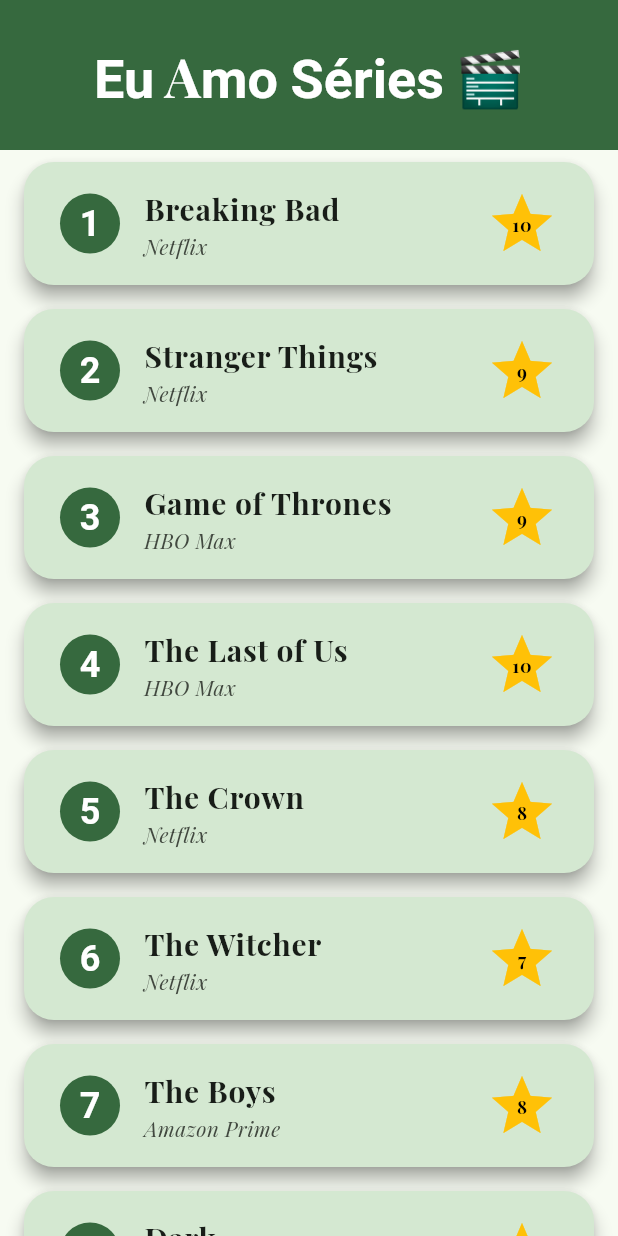
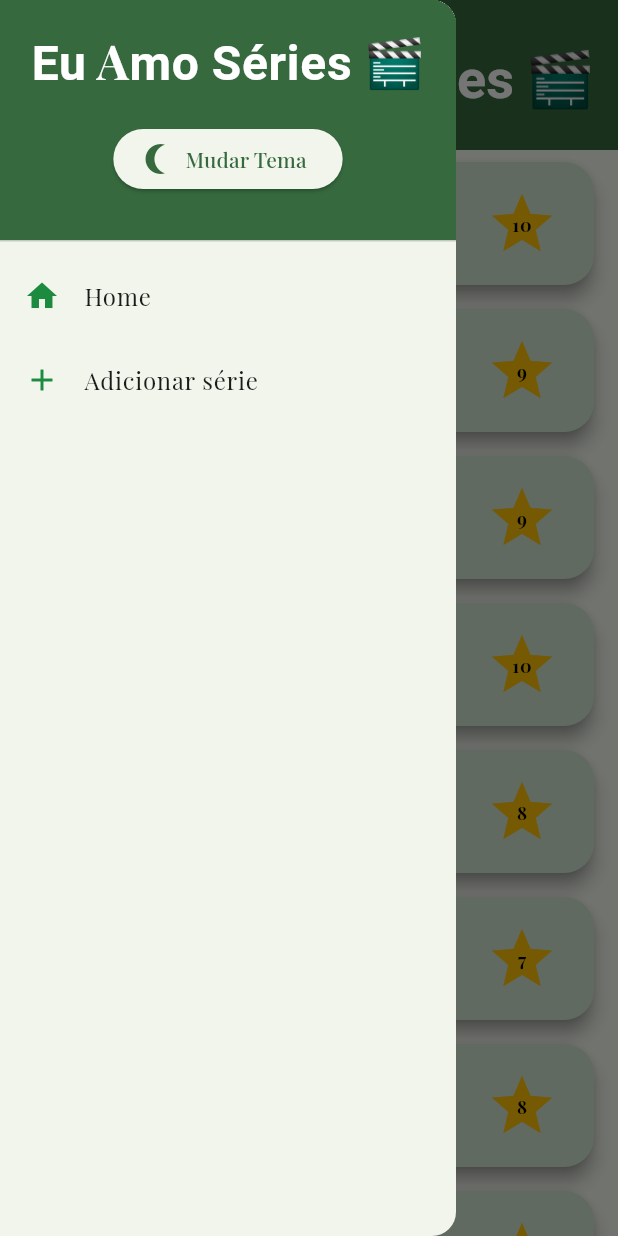
Before and after one commit to MarceloHaa/flutter_app2_series, a Flutter app: the screen it shows after launch, with the side drawer open (before the commit the screen has no drawer), on a phone screen of 412 x 824 dp. Run offline on Flutter 3.47's test engine with Material 3 defaults, Android fonts, the phone set to English and light mode, and no system bars; our stand-ins replace google_fonts.

Commit message:
Class 5 Updates

```diff
--- /dev/null
+++ b/lib/custom_drawer.dart
@@ -0,0 +1,68 @@
+import 'package:flutter/material.dart';
+import 'package:google_fonts/google_fonts.dart';
+
+class CustomDrawer extends StatelessWidget {
+  const CustomDrawer({
+    super.key,
+    required this.switchTheme,
+    required this.isDark,
+    required this.switchScreen,
+  });
+
+  final bool isDark;
+  final Function() switchTheme;
+  final Function(int) switchScreen;
+
+  @override
+  Widget build(BuildContext context) {
+    return Drawer(
+      child: Column(
+        children: [
+          DrawerHeader(
+            decoration: BoxDecoration(
+              color: Theme.of(context).colorScheme.primary,
+            ),
+            child: Center(
+              child: Column(
+                children: [
+                  Text(
+                    'Eu Amo Séries 🎬',
+                    style: GoogleFonts.shadowsIntoLight(
+                      color: Theme.of(context).colorScheme.onPrimary,
+                      fontSize: 32,
+                      fontWeight: FontWeight.bold,
+                    ),
+                  ),
+                  SizedBox(height: 16),
+                  ElevatedButton.icon(
+                    onPressed: switchTheme,
+                    icon: isDark
+                        ? Icon(Icons.wb_sunny_rounded, size: 24)
+                        : Icon(Icons.nightlight_round_sharp, size: 24),
+                    label: Text('Mudar Tema'),
+                  ),
+                ],
+              ),
+            ),
+          ),
+          ListTile(
+            leading: Icon(Icons.home, color: Color.fromARGB(255, 28, 138, 63)),
+            title: Text('Home'),
+            onTap: () {
+              switchScreen(0);
+              Navigator.of(context).pop();
+            },
+          ),
+          ListTile(
+            leading: Icon(Icons.add, color: Color.fromARGB(255, 28, 138, 63)),
+            title: Text('Adicionar série'),
+            onTap: () {
+              switchScreen(1);
+              Navigator.of(context).pop();
+            },
+          ),
+        ],
+      ),
+    );
+  }
+}
--- a/lib/main.dart
+++ b/lib/main.dart
@@ -1,14 +1,50 @@
 import 'package:flutter/material.dart';
-import 'package:flutter_app2_series/tv_show_card.dart';
+import 'package:flutter_app2_series/add_tv_show_screen.dart';
+import 'package:flutter_app2_series/custom_drawer.dart';
 import 'package:flutter_app2_series/tv_show_data.dart';
+import 'package:flutter_app2_series/tv_show_model.dart';
+import 'package:flutter_app2_series/tv_show_screen.dart';
 import 'package:google_fonts/google_fonts.dart';
 
 void main() {
   runApp(const MainApp());
 }
 
-class MainApp extends StatelessWidget {
+class MainApp extends StatefulWidget {
   const MainApp({super.key});
+
+  @override
+  State<MainApp> createState() => _MainAppState();
+}
+
+class _MainAppState extends State<MainApp> {
+  final List<TvShow> tvShows = favTvShowList;
+
+  int currentScreenIndex = 0;
+
+  void addTvShow(TvShow newTvShow) {
+    setState(() {
+      tvShows.add(newTvShow);
+    });
+  }
+
+  List<Widget> get screens => [
+    TvShowScreen(tvShows: tvShows),
+    AddTvShowScreen(onAddTvShow: addTvShow),
+  ];
+
+  void switchScreen(int index) {
+    setState(() {
+      currentScreenIndex = index;
+    });
+  }
+
+  bool isDark = false;
+  void switchTheme() {
+    setState(() {
+      isDark = !isDark;
+    });
+  }
 
   @override
   Widget build(BuildContext context) {
@@ -36,6 +72,7 @@ class MainApp extends StatelessWidget {
           fontWeight: FontWeight.bold,
           color: colorScheme.onPrimary,
         ),
+        iconTheme: IconThemeData(color: colorScheme.onPrimary, size: 36),
       ),
       cardTheme: CardThemeData(
         color: colorScheme.secondaryContainer,
@@ -58,6 +95,7 @@ class MainApp extends StatelessWidget {
           fontWeight: FontWeight.bold,
           color: colorSchemeDark.primary,
         ),
+        iconTheme: IconThemeData(color: colorScheme.onPrimary, size: 36),
       ),
       cardTheme: CardThemeData(
         color: colorSchemeDark.secondaryContainer,
@@ -72,21 +110,20 @@ class MainApp extends StatelessWidget {
       debugShowCheckedModeBanner: false,
       theme: customTheme,
       darkTheme: customThemeDark,
-      themeMode: ThemeMode.system,
+      themeMode: isDark ? ThemeMode.dark : ThemeMode.light,
       home: Scaffold(
-        appBar: AppBar(title: const Text('Eu Amo Séries 🎬')),
-        // body: ListView(
-        //   children: [
-        //     ...favTvShowList.map(
-        //       (tvShow) => TvShowCard(tvShow: tvShow)
-        //     ),
-        //   ],
-        // ),
-        body: ListView.builder(
-          itemCount: favTvShowList.length,
-          itemBuilder: (context, index) =>
-              TvShowCard(tvShow: favTvShowList[index], index: index),
+        appBar: AppBar(
+          title: Row(
+            mainAxisAlignment: MainAxisAlignment.end,
+            children: [const Text('Eu Amo Séries 🎬')],
+          ),
         ),
+        drawer: CustomDrawer(
+          isDark: isDark,
+          switchTheme: switchTheme,
+          switchScreen: switchScreen,
+        ),
+        body: screens[currentScreenIndex],
       ),
     );
   }
--- /dev/null
+++ b/lib/tv_show_screen.dart
@@ -0,0 +1,23 @@
+import 'package:flutter/material.dart';
+import 'package:flutter_app2_series/tv_show_card.dart';
+import 'package:flutter_app2_series/tv_show_model.dart';
+
+class TvShowScreen extends StatefulWidget {
+  const TvShowScreen({super.key, required this.tvShows});
+
+  final List<TvShow> tvShows;
+
+  @override
+  State<TvShowScreen> createState() => _TvShowScreenState();
+}
+
+class _TvShowScreenState extends State<TvShowScreen> {
+  @override
+  Widget build(BuildContext context) {
+    return ListView.builder(
+      itemCount: widget.tvShows.length,
+      itemBuilder: (context, index) =>
+          TvShowCard(tvShow: widget.tvShows[index], index: index),
+    );
+  }
+}
```
Also changed, not shown: lib/add_tv_show_screen.dart (added, +143 -0 lines), lib/star_rating.dart (added, +45 -0 lines).
